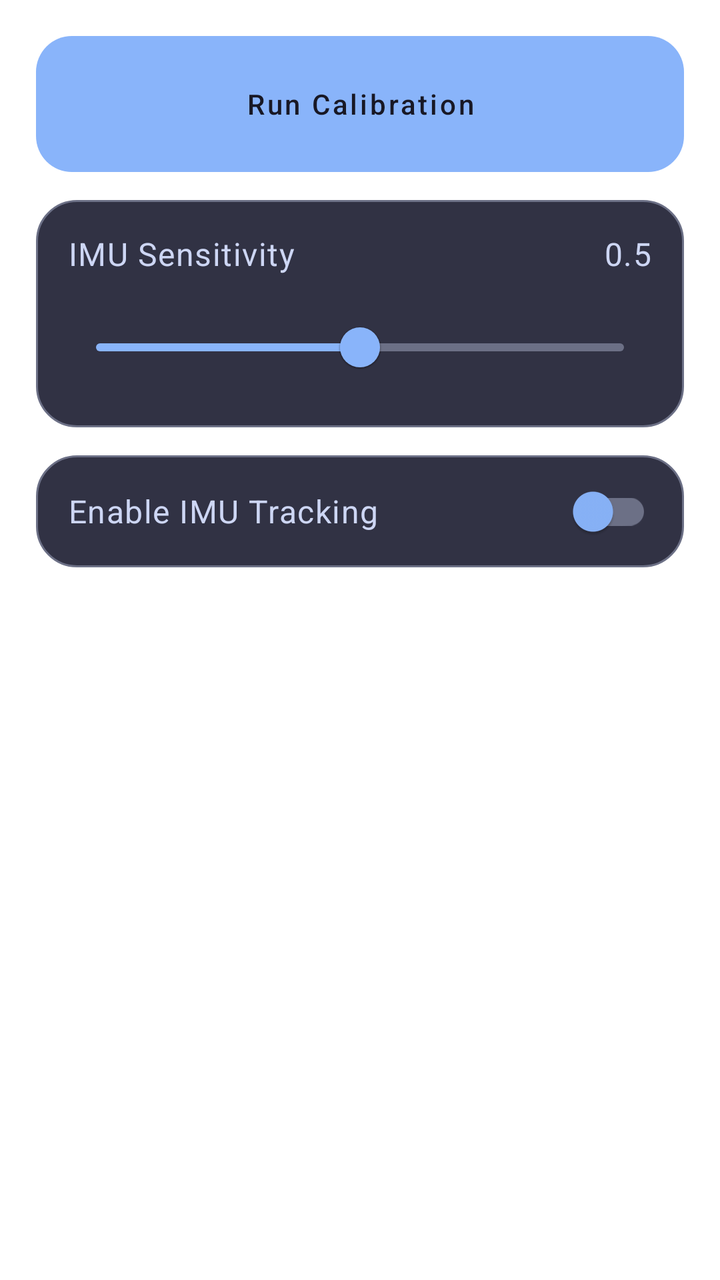
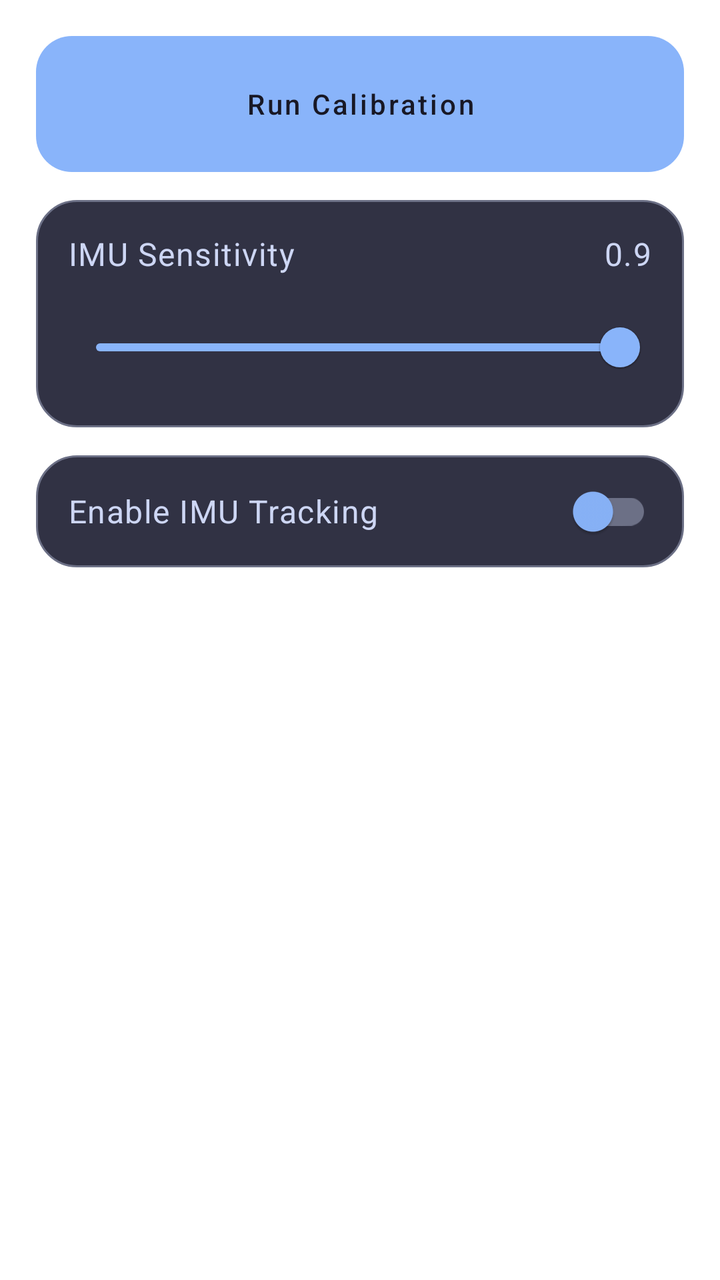

Compare the two renders of this Android layout. The source of the first and the diff that turns it into the second are given below.
<!-- AndroidManifest.xml: application theme Theme.Vr2xr -->
<!-- res/layout/dialog_glasses_settings.xml -->
<?xml version="1.0" encoding="utf-8"?>
<LinearLayout xmlns:android="http://schemas.android.com/apk/res/android"
    xmlns:app="http://schemas.android.com/apk/res-auto"
    android:layout_width="match_parent"
    android:layout_height="wrap_content"
    android:orientation="vertical"
    android:paddingStart="@dimen/player_dialog_content_padding"
    android:paddingTop="@dimen/player_dialog_content_padding"
    android:paddingEnd="@dimen/player_dialog_content_padding"
    android:paddingBottom="@dimen/player_dialog_content_padding">

    <com.google.android.material.button.MaterialButton
        android:id="@+id/runCalibrationButton"
        style="@style/Widget.Vr2xr.Player.DialogActionButton"
        android:layout_width="match_parent"
        android:layout_height="wrap_content"
        android:text="@string/run_calibration" />

    <LinearLayout
        android:id="@+id/imuSensitivityRow"
        android:layout_width="match_parent"
        android:layout_height="wrap_content"
        android:layout_marginTop="@dimen/player_dialog_row_spacing"
        android:background="@drawable/bg_player_touchpad"
        android:gravity="center_vertical"
        android:minHeight="@dimen/player_dialog_row_min_height"
        android:orientation="vertical"
        android:paddingStart="@dimen/player_dialog_row_horizontal_padding"
        android:paddingTop="@dimen/player_dialog_row_horizontal_padding"
        android:paddingEnd="@dimen/player_dialog_row_horizontal_padding"
        android:paddingBottom="@dimen/player_dialog_row_horizontal_padding">

        <LinearLayout
            android:layout_width="match_parent"
            android:layout_height="wrap_content"
            android:gravity="center_vertical"
            android:orientation="horizontal">

            <TextView
                style="@style/TextAppearance.Vr2xr.Player.DialogItem"
                android:layout_width="0dp"
                android:layout_height="wrap_content"
                android:layout_weight="1"
                android:text="@string/imu_sensitivity_title" />

            <TextView
                android:id="@+id/imuSensitivityValueText"
                style="@style/TextAppearance.Vr2xr.Player.DialogItem"
                android:layout_width="wrap_content"
                android:layout_height="wrap_content"
                android:text="@string/imu_sensitivity_default_value" />
        </LinearLayout>

        <com.google.android.material.slider.Slider
            android:id="@+id/imuSensitivitySlider"
            android:layout_width="match_parent"
            android:layout_height="wrap_content"
            android:layout_marginTop="@dimen/player_timeline_time_spacing"
            android:contentDescription="@string/imu_sensitivity_title"
            android:value="0.5"
            android:valueFrom="0.1"
            android:valueTo="0.9"
            app:haloColor="@color/player_controls_timeline_halo"
            app:labelBehavior="gone"
            app:thumbColor="@color/player_controls_timeline_active"
            app:trackColorActive="@color/player_controls_timeline_active"
            app:trackColorInactive="@color/player_controls_timeline_inactive" />
    </LinearLayout>

    <LinearLayout
        android:id="@+id/imuTrackingRow"
        android:layout_width="match_parent"
        android:layout_height="wrap_content"
        android:layout_marginTop="@dimen/player_dialog_row_spacing"
        android:background="@drawable/bg_player_touchpad"
        android:gravity="center_vertical"
        android:minHeight="@dimen/player_dialog_row_min_height"
        android:orientation="horizontal"
        android:paddingStart="@dimen/player_dialog_row_horizontal_padding"
        android:paddingEnd="@dimen/player_dialog_row_horizontal_padding">

        <TextView
            style="@style/TextAppearance.Vr2xr.Player.DialogItem"
            android:layout_width="0dp"
            android:layout_height="wrap_content"
            android:layout_weight="1"
            android:text="@string/imu_tracking_toggle_title" />

        <com.google.android.material.switchmaterial.SwitchMaterial
            android:id="@+id/imuTrackingSwitch"
            android:layout_width="wrap_content"
            android:layout_height="wrap_content"
            android:contentDescription="@string/imu_tracking_toggle_title"
            app:thumbTint="@color/player_controls_timeline_active"
            app:trackTint="@color/player_controls_timeline_inactive" />
    </LinearLayout>
</LinearLayout>
<!-- resources referenced by this layout -->
<resources>
  <color name="player_controls_timeline_active">@color/catppuccin_mocha_blue</color>
  <color name="player_controls_timeline_halo">#3389B4FA</color>
  <color name="player_controls_timeline_inactive">@color/catppuccin_mocha_overlay0</color>
  <dimen name="player_dialog_content_padding">18dp</dimen>
  <dimen name="player_dialog_row_horizontal_padding">16dp</dimen>
  <dimen name="player_dialog_row_min_height">56dp</dimen>
  <dimen name="player_dialog_row_spacing">14dp</dimen>
  <dimen name="player_timeline_time_spacing">12dp</dimen>
  <!-- drawable bg_player_touchpad (drawable) -->
  <?xml version="1.0" encoding="utf-8"?>
  <shape xmlns:android="http://schemas.android.com/apk/res/android"
      android:shape="rectangle">
      <solid android:color="@color/player_touchpad_background" />
      <stroke
          android:width="@dimen/player_touchpad_stroke_width"
          android:color="@color/player_touchpad_outline" />
      <corners android:radius="@dimen/player_touchpad_corner_radius" />
  </shape>
  <string name="imu_sensitivity_default_value">0.5</string>
  <string name="imu_sensitivity_title">IMU Sensitivity</string>
  <string name="imu_tracking_toggle_title">Enable IMU Tracking</string>
  <string name="run_calibration">Run Calibration</string>
  <style name="TextAppearance.Vr2xr.Player.DialogItem" parent="TextAppearance.MaterialComponents.Body1">
          <item name="android:fontFamily">sans-serif-medium</item>
          <item name="android:textColor">@color/player_controls_text_primary</item>
      </style>
  <style name="Widget.Vr2xr.Player.DialogActionButton" parent="Widget.Vr2xr.Player.SettingsButton">
          <item name="android:textColor">@color/player_controls_play_button_icon</item>
          <item name="backgroundTint">@color/player_controls_play_button</item>
          <item name="strokeWidth">0dp</item>
      </style>
  <style name="Theme.Vr2xr" parent="Theme.MaterialComponents.DayNight.NoActionBar">
          <item name="android:windowFullscreen">false</item>
      </style>
  <color name="catppuccin_mocha_blue">#89B4FA</color>
  <color name="catppuccin_mocha_overlay0">#6C7086</color>
  <color name="player_touchpad_background">@color/catppuccin_mocha_surface0</color>
  <dimen name="player_touchpad_stroke_width">1dp</dimen>
  <color name="player_touchpad_outline">@color/catppuccin_mocha_overlay0</color>
  <dimen name="player_touchpad_corner_radius">20dp</dimen>
  <color name="player_controls_text_primary">@color/catppuccin_mocha_text</color>
  <color name="player_controls_play_button_icon">@color/catppuccin_mocha_mantle</color>
  <color name="player_controls_play_button">@color/catppuccin_mocha_blue</color>
  <color name="catppuccin_mocha_surface0">#313244</color>
  <color name="catppuccin_mocha_text">#CDD6F4</color>
  <dimen name="player_controls_button_min_height">68dp</dimen>
  <color name="player_controls_button_surface">@color/catppuccin_mocha_surface0</color>
  <dimen name="player_controls_button_corner_radius">18dp</dimen>
  <color name="player_controls_button_icon">@color/catppuccin_mocha_text</color>
  <color name="player_controls_button_outline">@color/catppuccin_mocha_overlay0</color>
  <color name="catppuccin_mocha_mantle">#181825</color>
  <!-- unchanged entries left out for length: 1 -->
</resources>

<!-- the commit's change to res/layout/dialog_glasses_settings.xml (unified diff, before → after) -->
@@ -57,7 +57,7 @@
             android:layout_height="wrap_content"
             android:layout_marginTop="@dimen/player_timeline_time_spacing"
             android:contentDescription="@string/imu_sensitivity_title"
-            android:value="0.5"
+            android:value="0.9"
             android:valueFrom="0.1"
             android:valueTo="0.9"
             app:haloColor="@color/player_controls_timeline_halo"
<!-- resource entries referenced after the edit -->
@@ -18,7 +18,7 @@
           android:color="@color/player_touchpad_outline" />
       <corners android:radius="@dimen/player_touchpad_corner_radius" />
   </shape>
-  <string name="imu_sensitivity_default_value">0.5</string>
+  <string name="imu_sensitivity_default_value">0.9</string>
   <string name="imu_sensitivity_title">IMU Sensitivity</string>
   <string name="imu_tracking_toggle_title">Enable IMU Tracking</string>
   <string name="run_calibration">Run Calibration</string>
